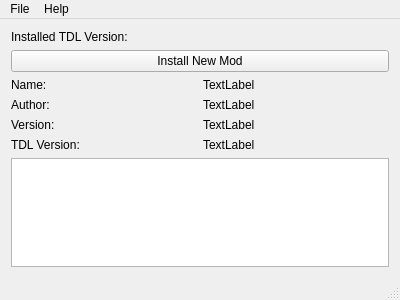
Qt form modloader_qt/mainwindow.ui (jpeg/TDL-Mod-Loader) before a commit.
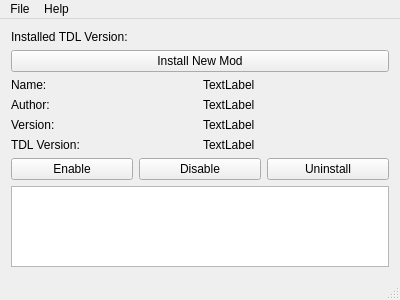
The same form after that commit.

Diff of the .ui file:
```diff
--- a/modloader_qt/mainwindow.ui
+++ b/modloader_qt/mainwindow.ui
@@ -89,6 +89,31 @@
       </item>
      </layout>
     </item>
+    <item>
+     <layout class="QHBoxLayout" name="layoutModControls">
+      <item>
+       <widget class="QPushButton" name="buttonEnableMod">
+        <property name="text">
+         <string>Enable</string>
+        </property>
+       </widget>
+      </item>
+      <item>
+       <widget class="QPushButton" name="buttonDisableMod">
+        <property name="text">
+         <string>Disable</string>
+        </property>
+       </widget>
+      </item>
+      <item>
+       <widget class="QPushButton" name="buttonRemoveMod">
+        <property name="text">
+         <string>Uninstall</string>
+        </property>
+       </widget>
+      </item>
+     </layout>
+    </item>
     <item>
      <widget class="QTreeView" name="treeViewMods"/>
     </item>
```
Left out of the diff: 8 changed lines with no effect on the pictures.
